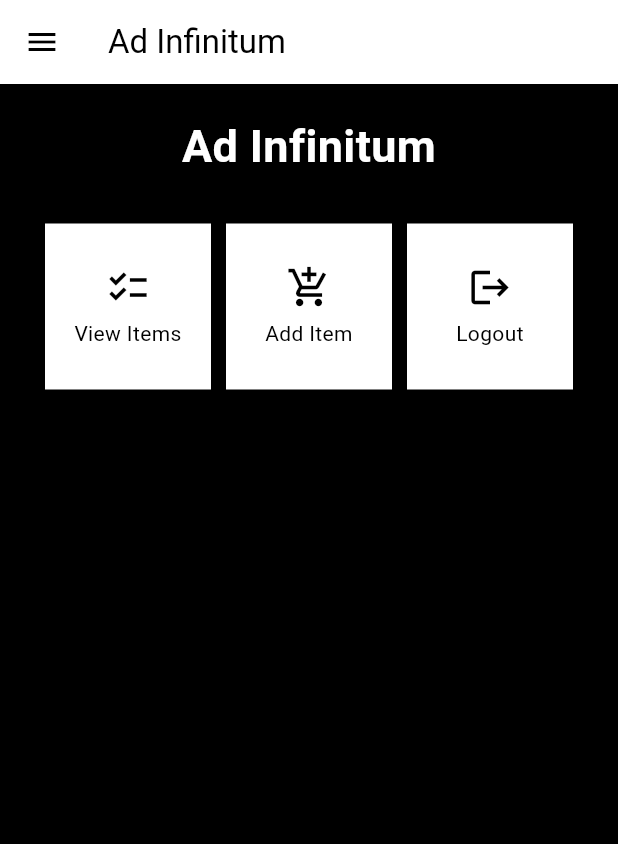
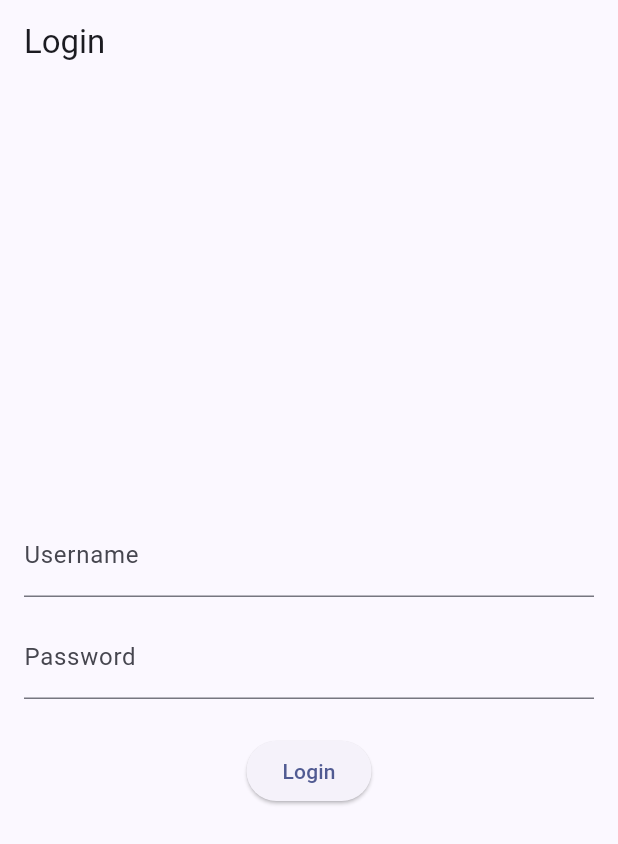
Before and after one commit to PeakFiction/adinfinitum, a Flutter app: the screen it shows after launch, on a phone screen of 412 x 824 dp. Shown: the top 844 px of the screen. Run offline on Flutter 3.47's test engine with Material 2 defaults, Android fonts, the phone set to English and light mode, and no system bars; missing offline and left inert: pbp_django_auth.

Commit message:
Assignment 9

```diff
--- a/lib/main.dart
+++ b/lib/main.dart
@@ -1,17 +1,24 @@
 import 'package:flutter/material.dart';
-import 'package:ad_infinitum/screens/menu.dart';
+import 'package:ad_infinitum/screens/login.dart';
+import 'package:provider/provider.dart'; // Import the Provider package
+import 'package:pbp_django_auth/pbp_django_auth.dart';
 
 void main() {
   runApp(const MyApp());
 }
 
 class MyApp extends StatelessWidget {
-  const MyApp({super.key});
+  const MyApp({Key? key});
 
   // This widget is the root of your application.
   @override
   Widget build(BuildContext context) {
-    return MaterialApp(
+    return Provider(
+      create: (_) {
+        CookieRequest request = CookieRequest();
+        return request;
+      },
+      child: MaterialApp(
         title: 'Flutter Demo',
         theme: ThemeData(
           // This is the theme of your application.
@@ -32,7 +39,8 @@
           colorScheme: ColorScheme.fromSeed(seedColor: Colors.indigo),
           useMaterial3: true,
         ),
-      home: MyHomePage(),
+        home: LoginPage(), // Change MyHomePage() to LoginPage()
+      ),
     );
   }
 }
--- /dev/null
+++ b/lib/screens/login.dart
@@ -0,0 +1,114 @@
+import 'package:ad_infinitum/screens/menu.dart';
+import 'package:flutter/material.dart';
+import 'package:pbp_django_auth/pbp_django_auth.dart';
+import 'package:provider/provider.dart';
+
+void main() {
+  runApp(const LoginApp());
+}
+
+class LoginApp extends StatelessWidget {
+  const LoginApp({super.key});
+
+  @override
+  Widget build(BuildContext context) {
+    return MaterialApp(
+      title: 'Login',
+      theme: ThemeData(
+        primarySwatch: Colors.blue,
+      ),
+      home: const LoginPage(),
+    );
+  }
+}
+
+class LoginPage extends StatefulWidget {
+  const LoginPage({super.key});
+
+  @override
+  _LoginPageState createState() => _LoginPageState();
+}
+
+class _LoginPageState extends State<LoginPage> {
+  final TextEditingController _usernameController = TextEditingController();
+  final TextEditingController _passwordController = TextEditingController();
+
+  @override
+  Widget build(BuildContext context) {
+    final request = context.watch<CookieRequest>();
+    return Scaffold(
+      appBar: AppBar(
+        title: const Text('Login'),
+      ),
+      body: Container(
+        padding: const EdgeInsets.all(16.0),
+        child: Column(
+          mainAxisAlignment: MainAxisAlignment.center,
+          children: [
+            TextField(
+              controller: _usernameController,
+              decoration: const InputDecoration(
+                labelText: 'Username',
+              ),
+            ),
+            const SizedBox(height: 12.0),
+            TextField(
+              controller: _passwordController,
+              decoration: const InputDecoration(
+                labelText: 'Password',
+              ),
+              obscureText: true,
+            ),
+            const SizedBox(height: 24.0),
+            ElevatedButton(
+              onPressed: () async {
+                String username = _usernameController.text;
+                String password = _passwordController.text;
+
+                // Check credentials
+                // TODO: Change the URL and don't forget to add a trailing slash (/) at the end of the URL!
+                // To connect the Android emulator to Django on localhost,
+                // use the URL http://10.0.2.2/
+                final response =
+                    await request.login("http://127.0.0.1:8000/auth/login/", {
+                  'username': username,
+                  'password': password,
+                });
+
+                if (request.loggedIn) {
+                  String message = response['message'];
+                  String uname = response['username'];
+                  Navigator.pushReplacement(
+                    context,
+                    MaterialPageRoute(builder: (context) => MyHomePage()),
+                  );
+                  ScaffoldMessenger.of(context)
+                    ..hideCurrentSnackBar()
+                    ..showSnackBar(
+                        SnackBar(content: Text("$message Welcome, $uname.")));
+                } else {
+                  showDialog(
+                    context: context,
+                    builder: (context) => AlertDialog(
+                      title: const Text('Login Failed'),
+                      content: Text(response['message']),
+                      actions: [
+                        TextButton(
+                          child: const Text('OK'),
+                          onPressed: () {
+                            Navigator.pop(context);
+                          },
+                        ),
+                      ],
+                    ),
+                  );
+                }
+              },
+              child: const Text('Login'),
+            ),
+          ],
+        ),
+      ),
+    );
+  }
+}
--- a/pubspec.yaml
+++ b/pubspec.yaml
@@ -35,6 +35,9 @@
   # The following adds the Cupertino Icons font to your application.
   # Use with the CupertinoIcons class for iOS style icons.
   cupertino_icons: ^1.0.2
+  provider: ^6.1.1
+  pbp_django_auth: ^0.4.0
+  http: ^1.1.0
 
 dev_dependencies:
   flutter_test:
```
Also changed, not shown: lib/models/item.dart (+99 -17 lines), lib/screens/itemForm.dart (+41 -67 lines), lib/screens/viewItem.dart (+67 -47 lines), lib/widgets/itemCard.dart (+30 -4 lines), lib/widgets/left_drawer.dart (+13 -4 lines), pubspec.lock, 8 other files. Lines whose indentation alone changed are shown as unchanged.
